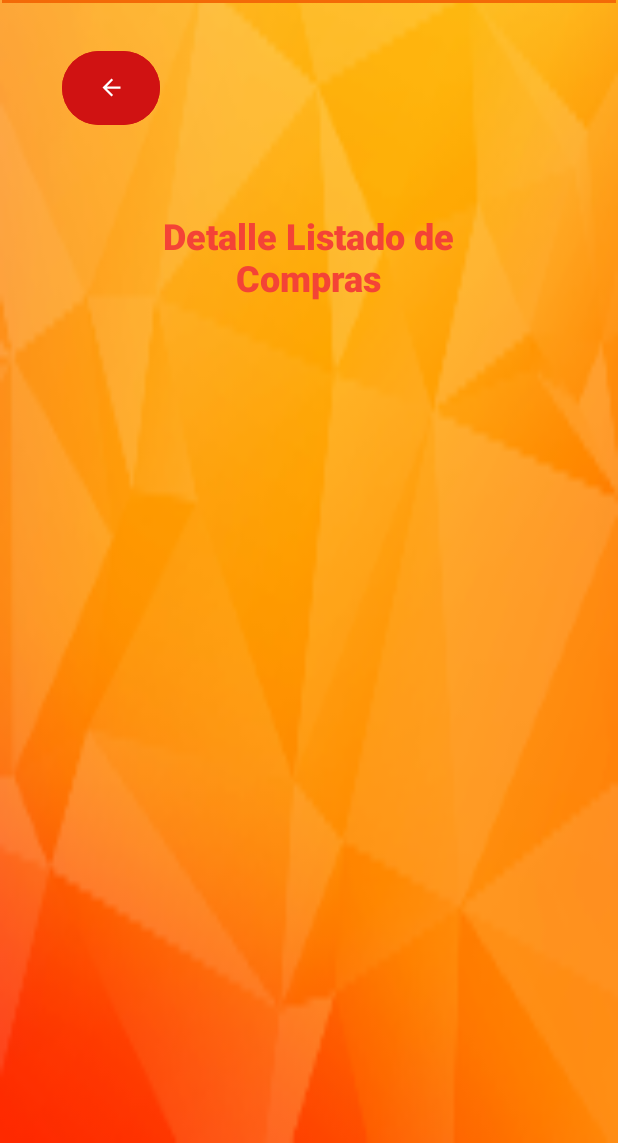
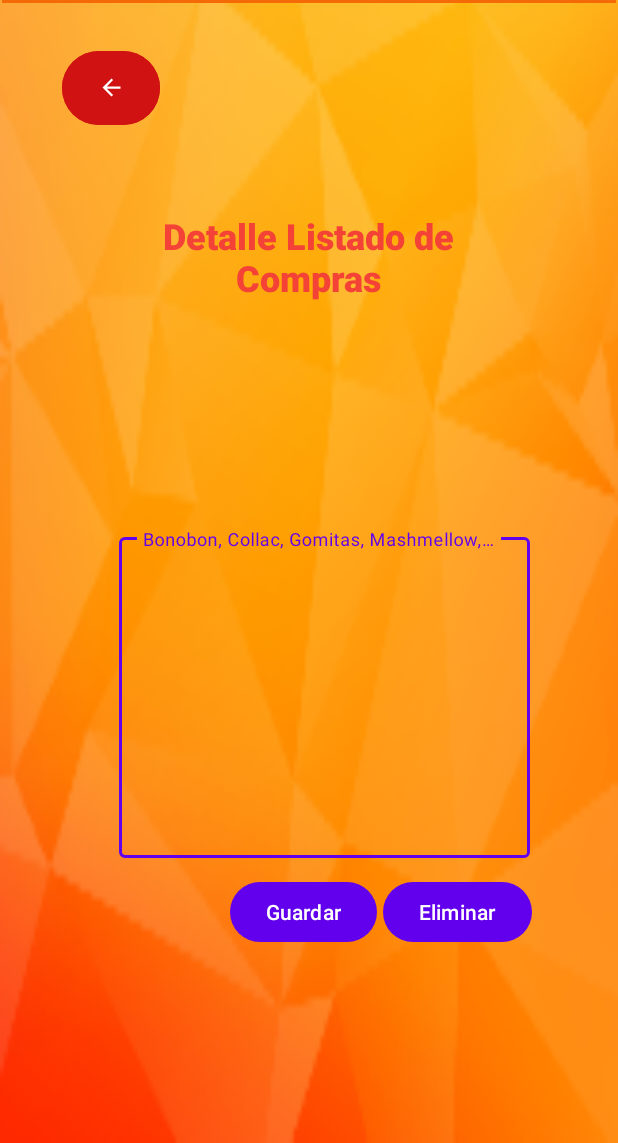
Before and after one commit to PabloCespedesA/Proyecto-de-titulo, an Android app: the detalle_listado_compras screen opened directly, with no data from a screen before it, on a phone screen of 412 x 824 dp, the part 93-1236 px from its top. Run offline under Robolectric (Android 15) with nearby library versions, the phone set to English and light mode, and no system bars.

Commit message:
Logos y fondo4

```diff
--- a/app/src/main/res/layout/activity_detalle_listado_compras.xml
+++ b/app/src/main/res/layout/activity_detalle_listado_compras.xml
@@ -14,7 +14,6 @@
         android:background="@color/orange"
         android:minHeight="?attr/actionBarSize"
         android:theme="?attr/actionBarTheme"
-        app:layout_constraintBottom_toTopOf="@+id/guideline7"
         app:layout_constraintEnd_toEndOf="parent"
         app:layout_constraintStart_toStartOf="parent"
         app:layout_constraintTop_toTopOf="parent"
@@ -73,11 +72,11 @@
         tools:ignore="TouchTargetSizeCheck,SpeakableTextPresentCheck" />
 
     <TextView
-        android:id="@+id/textView5"
+        android:id="@+id/til_detalleListadoCompra"
         android:layout_width="234dp"
         android:layout_height="63dp"
         android:fontFamily="sans-serif-black"
-        android:text="@string/txt_detalleListadoCompras"
+        android:text="@string/til_detalleListadoCompras"
         android:textAlignment="center"
         android:textColor="#F44336"
         android:textSize="24sp"
@@ -88,4 +87,48 @@
         app:layout_constraintTop_toBottomOf="@+id/button"
         app:layout_constraintVertical_bias="0.093" />
 
+    <com.google.android.material.textfield.TextInputLayout
+        android:id="@+id/textInputLayout12"
+        android:layout_width="274dp"
+        android:layout_height="219dp"
+        android:layout_marginStart="20dp"
+        app:layout_constraintBottom_toTopOf="@+id/guideline13"
+        app:layout_constraintEnd_toStartOf="@+id/guideline14"
+        app:layout_constraintStart_toStartOf="@+id/guideline11"
+        app:layout_constraintTop_toBottomOf="@+id/til_detalleListadoCompra">
+
+        <com.google.android.material.textfield.TextInputEditText
+            android:id="@+id/txt_compra1"
+            android:layout_width="match_parent"
+            android:layout_height="match_parent"
+            android:hint="@string/txt_compra"
+            android:textAlignment="viewStart"
+            android:textColor="#A80707" />
+
+    </com.google.android.material.textfield.TextInputLayout>
+
+    <Button
+        android:id="@+id/btn_guardarCompra"
+        android:layout_width="wrap_content"
+        android:layout_height="wrap_content"
+        android:layout_marginStart="112dp"
+        android:text="@string/btn_guardar"
+        app:layout_constraintBottom_toTopOf="@+id/guideline13"
+        app:layout_constraintEnd_toStartOf="@+id/btn_eliminarCompra"
+        app:layout_constraintHorizontal_bias="0.0"
+        app:layout_constraintStart_toStartOf="@+id/guideline11"
+        app:layout_constraintTop_toBottomOf="@+id/textInputLayout12"
+        app:layout_constraintVertical_bias="0.121" />
+
+    <Button
+        android:id="@+id/btn_eliminarCompra"
+        android:layout_width="wrap_content"
+        android:layout_height="wrap_content"
+        android:layout_marginEnd="16dp"
+        android:text="@string/btn_eliminar"
+        app:layout_constraintBottom_toTopOf="@+id/guideline13"
+        app:layout_constraintEnd_toStartOf="@+id/guideline14"
+        app:layout_constraintTop_toBottomOf="@+id/textInputLayout12"
+        app:layout_constraintVertical_bias="0.121" />
+
 </androidx.constraintlayout.widget.ConstraintLayout>
--- a/app/src/main/res/layout/activity_main.xml
+++ b/app/src/main/res/layout/activity_main.xml
@@ -95,11 +95,11 @@
     </com.google.android.material.textfield.TextInputLayout>
 
     <TextView
-        android:id="@+id/textView"
+        android:id="@+id/til_noTienes"
         android:layout_width="156dp"
         android:layout_height="30dp"
         android:layout_marginBottom="4dp"
-        android:text="@string/txt_noTienes"
+        android:text="@string/til_noTienes"
         app:layout_constraintBottom_toTopOf="@+id/guideline4"
         app:layout_constraintEnd_toStartOf="@+id/guideline5"
         app:layout_constraintHorizontal_bias="0.156"
@@ -117,7 +117,7 @@
         app:layout_constraintBottom_toBottomOf="parent"
         app:layout_constraintEnd_toStartOf="@+id/guideline5"
         app:layout_constraintHorizontal_bias="0.0"
-        app:layout_constraintStart_toEndOf="@+id/textView"
+        app:layout_constraintStart_toEndOf="@+id/til_noTienes"
         app:layout_constraintTop_toBottomOf="@+id/btn_login"
         app:layout_constraintVertical_bias="0.801" />
 
--- a/app/src/main/res/values/strings.xml
+++ b/app/src/main/res/values/strings.xml
@@ -8,13 +8,13 @@
     <string name="btn_login">Iniciar sesión</string>
     <string name="btn_registrarAqui">Registrate aquí</string>
 
-    <string name="txt_noTienes">¿No tienes Cuenta?</string>
+    <string name="til_noTienes">¿No tienes Cuenta?</string>
 
 
     //*Menú inicio*//
 
-    <string name="txt_gestionaTuNegocio">Gestiona tu Negocio</string>
-    <string name="txt_queQuieres">¿Qué quieres hacer?</string>
+    <string name="til_gestionaTuNegocio">Gestiona tu Negocio</string>
+    <string name="til_queQuieres">¿Qué quieres hacer?</string>
 
     <string name="btn_registrarProducto">Registrar Nuevo Producto</string>
     <string name="btn_gestionar">Gestionar Inventario de Productos</string>
@@ -22,7 +22,11 @@
 
     //*Detalle de listado compras*//
 
-    <string name="txt_detalleListadoCompras">Detalle Listado de Compras</string>
+    <string name="til_detalleListadoCompras">Detalle Listado de Compras</string>
+    <string name="txt_compra">Bonobon, Collac, Gomitas, Mashmellow, Chicle Big Time, Calugones yMini Jaleas</string>
+
+    <string name="btn_guardar">Guardar</string>
+    <string name="btn_eliminar">Eliminar</string>
 
 
 </resources>
```
Also changed, not shown: app/src/main/res/drawable/background_foreground.xml (added, +36 -0 lines), app/src/main/res/layout/activity_menu_inicio.xml (+10 -9 lines).
